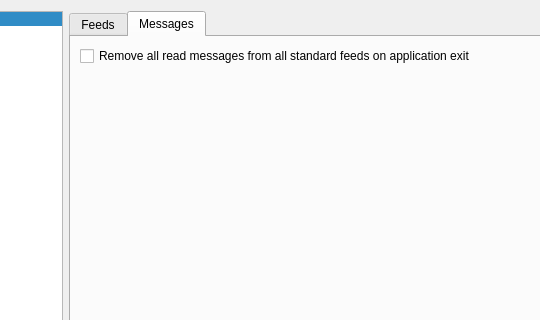
Old version of the form src/gui/formsettings.ui in the repository martinrotter/rssguard; both pictures show x 168 to 708 and y 0 to 320 of the 808 by 410 pixel window.
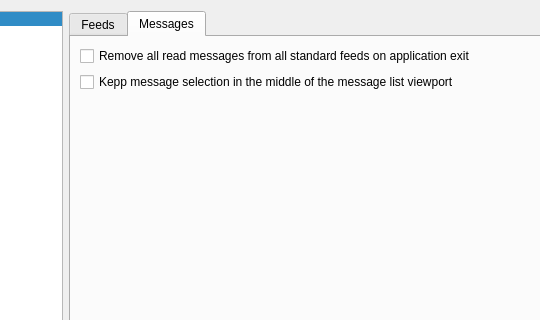
New version of the form. The open tabs and pages were chosen to show the change. Custom widgets are drawn as their Qt base class.

```diff
--- a/src/gui/formsettings.ui
+++ b/src/gui/formsettings.ui
@@ -936,6 +936,13 @@
              </property>
             </widget>
            </item>
+           <item row="1" column="0">
+            <widget class="QCheckBox" name="m_checkKeppMessagesInTheMiddle">
+             <property name="text">
+              <string>Kepp message selection in the middle of the message list viewport</string>
+             </property>
+            </widget>
+           </item>
           </layout>
          </widget>
         </widget>
```
Left out of the diff: 148 changed lines with no effect on the pictures.
